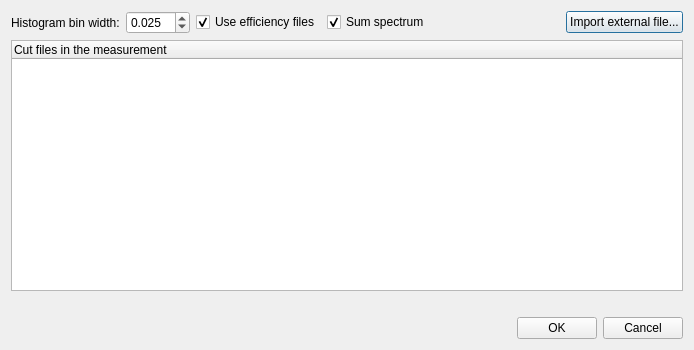
Old version of the form ui_files/ui_energy_spectrum_params.ui in the repository JYU-IBA/potku.
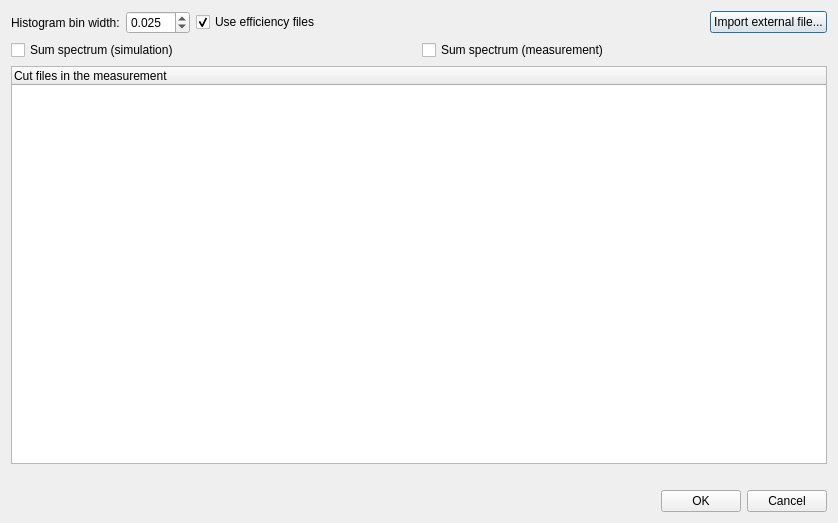
New version of the form.

Commit message: Add two checkboxes that separate simulation spectrum from measurement sum spectrum (FIX: #206) + Share sum spectrum feature between measurement and simulation tabs (FIX: #207)

The edit to the form file:
```diff
--- a/ui_files/ui_energy_spectrum_params.ui
+++ b/ui_files/ui_energy_spectrum_params.ui
@@ -6,8 +6,8 @@
    <rect>
     <x>0</x>
     <y>0</y>
-    <width>694</width>
-    <height>350</height>
+    <width>838</width>
+    <height>523</height>
    </rect>
   </property>
   <property name="windowTitle">
@@ -57,19 +57,6 @@
          </property>
         </widget>
        </item>
-       <item>
-        <widget class="QCheckBox" name="sum_spectrum_checkbox">
-         <property name="toolTip">
-          <string>&lt;html&gt;&lt;head/&gt;&lt;body&gt;&lt;p&gt;Determines whether efficiencies are taken into account when plotting measured spectra.&lt;/p&gt;&lt;/body&gt;&lt;/html&gt;</string>
-         </property>
-         <property name="text">
-          <string>Sum spectrum</string>
-         </property>
-         <property name="checked">
-          <bool>true</bool>
-         </property>
-        </widget>
-       </item>
        <item>
         <spacer name="horizontalSpacer">
          <property name="orientation">
@@ -92,6 +79,39 @@
        </item>
       </layout>
      </item>
+     <item>
+      <layout class="QHBoxLayout" name="horizontalLayout_7">
+       <item>
+        <widget class="QCheckBox" name="sum_spectrum_checkbox_simulation">
+         <property name="enabled">
+          <bool>true</bool>
+         </property>
+         <property name="toolTip">
+          <string>&lt;html&gt;&lt;head/&gt;&lt;body&gt;&lt;p&gt;Determines whether efficiencies are taken into account when plotting measured spectra.&lt;/p&gt;&lt;/body&gt;&lt;/html&gt;</string>
+         </property>
+         <property name="text">
+          <string>Sum spectrum (simulation)</string>
+         </property>
+         <property name="checked">
+          <bool>false</bool>
+         </property>
+        </widget>
+       </item>
+       <item>
+        <widget class="QCheckBox" name="sum_spectrum_checkbox_measurement">
+         <property name="toolTip">
+          <string>&lt;html&gt;&lt;head/&gt;&lt;body&gt;&lt;p&gt;Determines whether efficiencies are taken into account when plotting measured spectra.&lt;/p&gt;&lt;/body&gt;&lt;/html&gt;</string>
+         </property>
+         <property name="text">
+          <string>Sum spectrum (measurement)</string>
+         </property>
+         <property name="checked">
+          <bool>false</bool>
+         </property>
+        </widget>
+       </item>
+      </layout>
+     </item>
      <item>
       <layout class="QGridLayout" name="gridLayout_2">
        <item row="0" column="0">
```
The commit also changes 4 other files.
